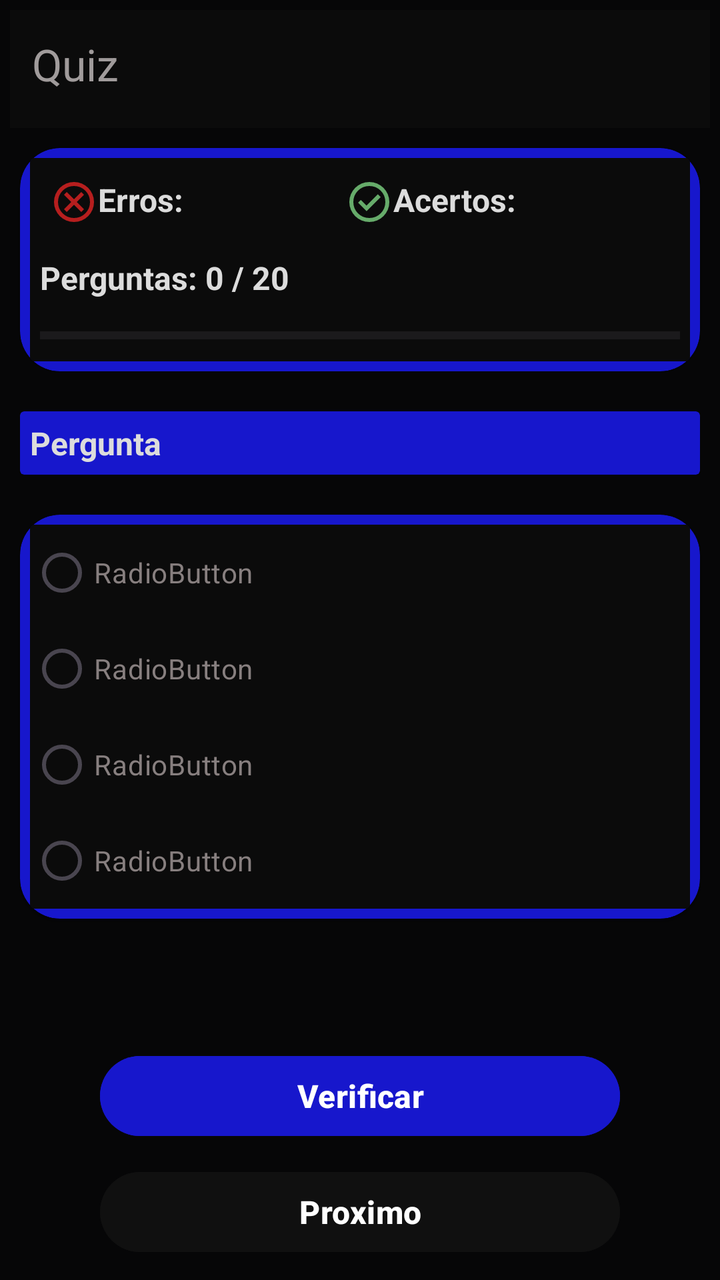
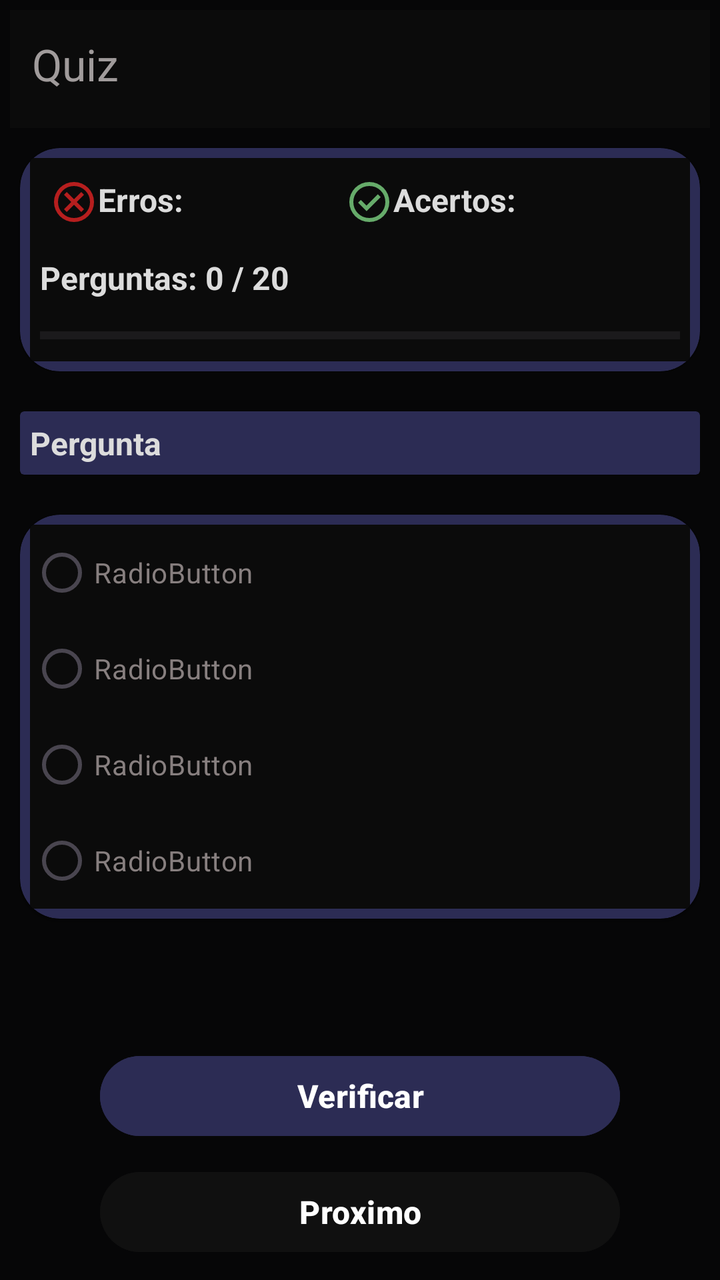

Two renders of the same Android screen: before a commit and after it. Below are the layout's source before the change and the commit's diff.
<!-- AndroidManifest.xml: application theme Theme.ProjetoPDMII -->
<!-- res/layout/activity_tela05_quiz.xml -->
<?xml version="1.0" encoding="utf-8"?>
<androidx.drawerlayout.widget.DrawerLayout xmlns:android="http://schemas.android.com/apk/res/android"
    xmlns:app="http://schemas.android.com/apk/res-auto"
    xmlns:tools="http://schemas.android.com/tools"
    android:id="@+id/iddrawer"
    android:layout_width="match_parent"
    android:layout_height="match_parent"
    android:background="#060607"
    android:orientation="vertical"
    android:padding="5dp"
    tools:context=".Tela05_quiz">

    <LinearLayout
        android:id="@+id/id_tela05"
        android:layout_width="match_parent"
        android:layout_height="match_parent"
        android:orientation="vertical">

        <androidx.appcompat.widget.Toolbar
            android:id="@+id/toolbar5"
            android:layout_width="match_parent"
            android:layout_height="wrap_content"
            android:background="#0B0B0B"
            android:minHeight="?attr/actionBarSize"
            android:theme="?attr/actionBarTheme"
            app:title="Quiz"
            app:titleTextColor="#A09B9B" />

        <androidx.cardview.widget.CardView
            android:layout_width="match_parent"
            android:layout_height="wrap_content"
            android:layout_margin="10dp"
            app:cardBackgroundColor="#1717CC"
            app:cardCornerRadius="20dp">

            <LinearLayout
                android:layout_width="match_parent"
                android:layout_height="wrap_content"
                android:layout_margin="5dp"
                android:background="#0B0B0B"
                android:orientation="vertical">

                <LinearLayout
                    android:layout_width="match_parent"
                    android:layout_height="match_parent"
                    android:layout_margin="10dp"
                    android:orientation="vertical">

                    <LinearLayout
                        android:layout_width="match_parent"
                        android:layout_height="match_parent"
                        android:orientation="horizontal">

                        <ImageView
                            android:id="@+id/imageView11"
                            android:layout_width="wrap_content"
                            android:layout_height="wrap_content"
                            app:srcCompat="@drawable/cancel_24px" />

                        <TextView
                            android:id="@+id/textView8"
                            android:layout_width="wrap_content"
                            android:layout_height="wrap_content"
                            android:layout_weight="1"
                            android:text="Erros: "
                            android:textColor="#DCDCDC"
                            android:textSize="16sp"
                            android:textStyle="bold" />

                        <ImageView
                            android:id="@+id/imageView12"
                            android:layout_width="wrap_content"
                            android:layout_height="wrap_content"
                            app:srcCompat="@drawable/check_circle_24px" />

                        <TextView
                            android:id="@+id/textView10"
                            android:layout_width="wrap_content"
                            android:layout_height="wrap_content"
                            android:layout_weight="1"
                            android:text="Acertos:"
                            android:textColor="#DCDCDC"
                            android:textSize="16sp"
                            android:textStyle="bold" />
                    </LinearLayout>

                </LinearLayout>

                <TextView
                    android:id="@+id/textView11"
                    android:layout_width="match_parent"
                    android:layout_height="wrap_content"
                    android:padding="5dp"
                    android:text="Perguntas: 0 / 20"
                    android:textColor="#DCDCDC"
                    android:textSize="16sp"
                    android:textStyle="bold" />

                <ProgressBar
                    android:id="@+id/progressBar"
                    style="?android:attr/progressBarStyleHorizontal"
                    android:layout_width="match_parent"
                    android:layout_height="wrap_content"
                    android:layout_margin="5dp"
                    android:secondaryProgressTint="#EB4293" />

            </LinearLayout>
        </androidx.cardview.widget.CardView>

        <androidx.cardview.widget.CardView
            android:layout_width="match_parent"
            android:layout_height="wrap_content"
            android:layout_margin="10dp"
            android:background="#1717CC"
            android:backgroundTint="#1717CC">

            <TextView
                android:id="@+id/textView12"
                android:layout_width="wrap_content"
                android:layout_height="wrap_content"
                android:padding="5dp"
                android:text="Pergunta"
                android:textColor="#DCDCDC"
                android:textSize="16sp"
                android:textStyle="bold" />
        </androidx.cardview.widget.CardView>

        <androidx.cardview.widget.CardView
            android:layout_width="match_parent"
            android:layout_height="wrap_content"
            android:layout_margin="10dp"
            app:cardBackgroundColor="#1717CC"
            app:cardCornerRadius="20dp">

            <LinearLayout
                android:layout_width="match_parent"
                android:layout_height="wrap_content"
                android:layout_margin="5dp"
                android:background="#0B0B0B"
                android:orientation="vertical">

                <RadioGroup
                    android:layout_width="match_parent"
                    android:layout_height="match_parent" >

                    <RadioButton
                        android:id="@+id/radioButton"
                        android:layout_width="match_parent"
                        android:layout_height="wrap_content"
                        android:text="RadioButton"
                        android:textColor="#877F7F"
                        android:textSize="14sp" />

                    <RadioButton
                        android:id="@+id/radioButton4"
                        android:layout_width="match_parent"
                        android:layout_height="wrap_content"
                        android:text="RadioButton"
                        android:textColor="#877F7F"
                        android:textSize="14sp" />

                    <RadioButton
                        android:id="@+id/radioButton3"
                        android:layout_width="match_parent"
                        android:layout_height="wrap_content"
                        android:text="RadioButton"
                        android:textColor="#877F7F"
                        android:textSize="14sp" />

                    <RadioButton
                        android:id="@+id/radioButton2"
                        android:layout_width="match_parent"
                        android:layout_height="wrap_content"
                        android:text="RadioButton"
                        android:textColor="#877F7F"
                        android:textSize="14sp" />
                </RadioGroup>

            </LinearLayout>
        </androidx.cardview.widget.CardView>

        <LinearLayout
            android:layout_width="match_parent"
            android:layout_height="match_parent"
            android:gravity="bottom"
            android:orientation="vertical">

            <Button
                android:id="@+id/button2"
                android:layout_width="match_parent"
                android:layout_height="wrap_content"
                android:layout_marginStart="50dp"
                android:layout_marginLeft="5dp"
                android:layout_marginTop="5dp"
                android:layout_marginEnd="50dp"
                android:layout_marginRight="5dp"
                android:layout_marginBottom="5dp"
                android:backgroundTint="#1717CC"
                android:text="Verificar"
                android:textSize="16sp"
                android:textStyle="bold" />

            <Button
                android:id="@+id/button3"
                android:layout_width="match_parent"
                android:layout_height="wrap_content"
                android:layout_marginStart="50dp"
                android:layout_marginLeft="5dp"
                android:layout_marginTop="5dp"
                android:layout_marginEnd="50dp"
                android:layout_marginRight="5dp"
                android:layout_marginBottom="10dp"
                android:backgroundTint="#101010"
                android:text="Proximo"
                android:textSize="16sp"
                android:textStyle="bold" />
        </LinearLayout>

    </LinearLayout>

    <com.google.android.material.navigation.NavigationView
        android:id="@+id/id_navigatin_tela05"
        android:layout_width="wrap_content"
        android:layout_height="match_parent"
        android:layout_gravity="start"
        app:headerLayout="@layout/cabecalho"
        app:menu="@menu/menu_drawer" />

</androidx.drawerlayout.widget.DrawerLayout>
<!-- res/layout/cabecalho.xml (included above) -->
<?xml version="1.0" encoding="utf-8"?>
<LinearLayout xmlns:android="http://schemas.android.com/apk/res/android"
    xmlns:app="http://schemas.android.com/apk/res-auto"
    android:layout_width="match_parent"
    android:layout_height="180dp"
    android:background="#15151A"
    android:gravity="bottom"
    android:orientation="vertical"
    android:padding="10dp">

    <ImageView
        android:id="@+id/imageView8"
        android:layout_width="72dp"
        android:layout_height="72dp"
        android:layout_weight="1"
        app:srcCompat="@drawable/account_circle_48px" />

    <TextView
        android:id="@+id/textView5"
        android:layout_width="wrap_content"
        android:layout_height="wrap_content"
        android:layout_weight="1"
        android:text="@string/name"
        android:textSize="16sp" />

    <TextView
        android:id="@+id/textView6"
        android:layout_width="wrap_content"
        android:layout_height="wrap_content"
        android:layout_weight="1"
        android:text="@string/email"
        android:textSize="16sp" />
</LinearLayout>
<!-- resources referenced by this layout -->
<resources>
  <!-- drawable account_circle_48px (drawable) -->
  <vector xmlns:android="http://schemas.android.com/apk/res/android"
      android:width="48dp"
      android:height="48dp"
      android:viewportWidth="960"
      android:viewportHeight="960"
      android:tint="?attr/colorControlNormal">
    <path
        android:fillColor="@android:color/white"
        android:pathData="M216,701Q280,656 344,632.5Q408,609 480,609Q552,609 616,632.5Q680,656 746,701Q789,645 806,592Q823,539 823,480Q823,334 724.5,235.5Q626,137 480,137Q334,137 235.5,235.5Q137,334 137,480Q137,539 154.5,592Q172,645 216,701ZM374,479Q331,436 331,373Q331,310 374,267Q417,224 480,224Q543,224 586,267Q629,310 629,373Q629,436 586,479Q543,522 480,522Q417,522 374,479ZM480,896Q395,896 319.5,863Q244,830 187,773Q130,716 97,640.5Q64,565 64,480Q64,395 97,319.5Q130,244 187,187Q244,130 319.5,97Q395,64 480,64Q565,64 640.5,97Q716,130 773,187Q830,244 863,319.5Q896,395 896,480Q896,565 863,640.5Q830,716 773,773Q716,830 640.5,863Q565,896 480,896ZM584.5,808Q636,793 688,753Q636,718 583.5,700Q531,682 480,682Q429,682 376.5,700Q324,718 273,753Q324,793 375.5,808Q427,823 480,823Q533,823 584.5,808ZM534.5,427.5Q556,406 556,373Q556,340 534.5,318.5Q513,297 480,297Q447,297 425.5,318.5Q404,340 404,373Q404,406 425.5,427.5Q447,449 480,449Q513,449 534.5,427.5ZM480,373Q480,373 480,373Q480,373 480,373Q480,373 480,373Q480,373 480,373Q480,373 480,373Q480,373 480,373Q480,373 480,373Q480,373 480,373ZM480,752Q480,752 480,752Q480,752 480,752Q480,752 480,752Q480,752 480,752Q480,752 480,752Q480,752 480,752Q480,752 480,752Q480,752 480,752Z"/>
  </vector>
  <!-- drawable cancel_24px (drawable) -->
  <vector xmlns:android="http://schemas.android.com/apk/res/android"
      android:width="24dp"
      android:height="24dp"
      android:viewportWidth="960"
      android:viewportHeight="960"
      android:tint="#B61E1E">
    <path
        android:fillColor="@android:color/white"
        android:pathData="M336,680L480,536L624,680L680,624L536,480L680,336L624,280L480,424L336,280L280,336L424,480L280,624L336,680ZM480,880Q397,880 324,848.5Q251,817 197,763Q143,709 111.5,636Q80,563 80,480Q80,397 111.5,324Q143,251 197,197Q251,143 324,111.5Q397,80 480,80Q563,80 636,111.5Q709,143 763,197Q817,251 848.5,324Q880,397 880,480Q880,563 848.5,636Q817,709 763,763Q709,817 636,848.5Q563,880 480,880ZM480,800Q614,800 707,707Q800,614 800,480Q800,346 707,253Q614,160 480,160Q346,160 253,253Q160,346 160,480Q160,614 253,707Q346,800 480,800ZM480,480Q480,480 480,480Q480,480 480,480Q480,480 480,480Q480,480 480,480Q480,480 480,480Q480,480 480,480Q480,480 480,480Q480,480 480,480Z"/>
  </vector>
  <!-- drawable check_circle_24px (drawable) -->
  <vector xmlns:android="http://schemas.android.com/apk/res/android"
      android:width="24dp"
      android:height="24dp"
      android:viewportWidth="960"
      android:viewportHeight="960"
      android:tint="#66AB6A">
    <path
        android:fillColor="@android:color/white"
        android:pathData="M424,664L706,382L650,326L424,552L310,438L254,494L424,664ZM480,880Q397,880 324,848.5Q251,817 197,763Q143,709 111.5,636Q80,563 80,480Q80,397 111.5,324Q143,251 197,197Q251,143 324,111.5Q397,80 480,80Q563,80 636,111.5Q709,143 763,197Q817,251 848.5,324Q880,397 880,480Q880,563 848.5,636Q817,709 763,763Q709,817 636,848.5Q563,880 480,880ZM480,800Q614,800 707,707Q800,614 800,480Q800,346 707,253Q614,160 480,160Q346,160 253,253Q160,346 160,480Q160,614 253,707Q346,800 480,800ZM480,480Q480,480 480,480Q480,480 480,480Q480,480 480,480Q480,480 480,480Q480,480 480,480Q480,480 480,480Q480,480 480,480Q480,480 480,480Z"/>
  </vector>
  <string name="email">bablababla@gmail.com </string>
  <string name="name">Sophia Gomes </string>
  <style name="Theme.ProjetoPDMII" parent="Base.Theme.ProjetoPDMII" />
  <style name="Base.Theme.ProjetoPDMII" parent="Theme.Material3.DayNight.NoActionBar">
          
          
      </style>
</resources>

<!-- the commit's change to res/layout/activity_tela05_quiz.xml (unified diff, before → after) -->
@@ -30,7 +30,7 @@
             android:layout_width="match_parent"
             android:layout_height="wrap_content"
             android:layout_margin="10dp"
-            app:cardBackgroundColor="#1717CC"
+            app:cardBackgroundColor="#2C2C54"
             app:cardCornerRadius="20dp">
 
             <LinearLayout
@@ -111,8 +111,8 @@
             android:layout_width="match_parent"
             android:layout_height="wrap_content"
             android:layout_margin="10dp"
-            android:background="#1717CC"
-            android:backgroundTint="#1717CC">
+            android:background="#2C2C54"
+            android:backgroundTint="#2C2C54">
 
             <TextView
                 android:id="@+id/textView12"
@@ -129,7 +129,7 @@
             android:layout_width="match_parent"
             android:layout_height="wrap_content"
             android:layout_margin="10dp"
-            app:cardBackgroundColor="#1717CC"
+            app:cardBackgroundColor="#2C2C54"
             app:cardCornerRadius="20dp">
 
             <LinearLayout
@@ -141,7 +141,7 @@
 
                 <RadioGroup
                     android:layout_width="match_parent"
-                    android:layout_height="match_parent" >
+                    android:layout_height="match_parent">
 
                     <RadioButton
                         android:id="@+id/radioButton"
@@ -195,7 +195,7 @@
                 android:layout_marginEnd="50dp"
                 android:layout_marginRight="5dp"
                 android:layout_marginBottom="5dp"
-                android:backgroundTint="#1717CC"
+                android:backgroundTint="#2C2C54"
                 android:text="Verificar"
                 android:textSize="16sp"
                 android:textStyle="bold" />
